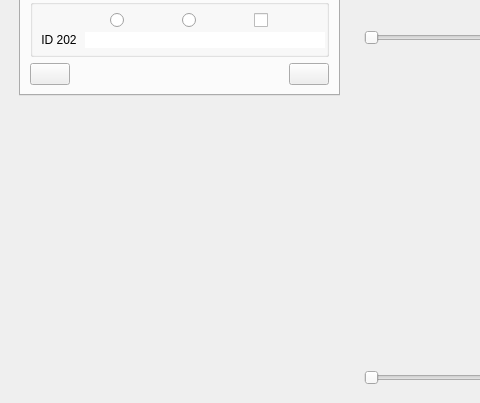
This is IGITutorial/IGIPlanning/IGIPlanningGUI.ui in Kitware/IGSTKApps as Qt 5 draws it before an edit; both pictures show x 0 to 480 and y 336 to 739 of the 881 by 739 pixel window. The edited form follows.
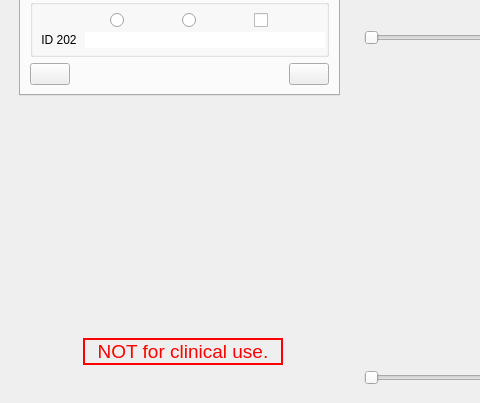
This is the edited form. The open tabs and pages were chosen to show the change. Icons and pictures are not drawn. Custom widgets are drawn as their Qt base class.

Commit message: IGITutorial: add warning Not for clinical use.

The edit to the form file:
```diff
--- a/IGITutorial/IGIPlanning/IGIPlanningGUI.ui
+++ b/IGITutorial/IGIPlanning/IGIPlanningGUI.ui
@@ -1319,7 +1319,7 @@
              </item>
             </layout>
            </item>
-           <item row="0" column="1">
+           <item row="1" column="1">
             <layout class="QVBoxLayout" name="logoLayout">
              <item>
               <spacer name="verticalSpacer_3">
@@ -1334,6 +1334,25 @@
                </property>
               </spacer>
              </item>
+             <item>
+              <widget class="QLabel" name="label_12">
+               <property name="font">
+                <font>
+                 <pointsize>14</pointsize>
+                </font>
+               </property>
+               <property name="styleSheet">
+                <string>color: rgb(255, 0, 0);
+border: 2px solid red</string>
+               </property>
+               <property name="text">
+                <string>NOT for clinical use.</string>
+               </property>
+               <property name="alignment">
+                <set>Qt::AlignCenter</set>
+               </property>
+              </widget>
+             </item>
              <item>
               <widget class="QLabel" name="logo">
                <property name="maximumSize">
```
Left out of the diff: 6 changed lines with no effect on the pictures. The commit also changes 8 other files.
